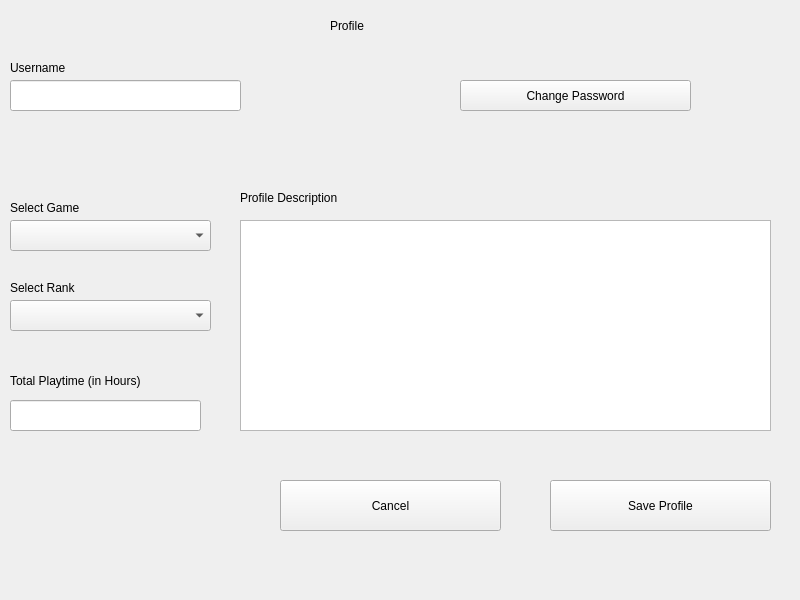
This is TeamFinder/userprofile.ui in TeamUp-Bummers/TeamFinder as Qt 5 draws it before an edit. The edited form follows.
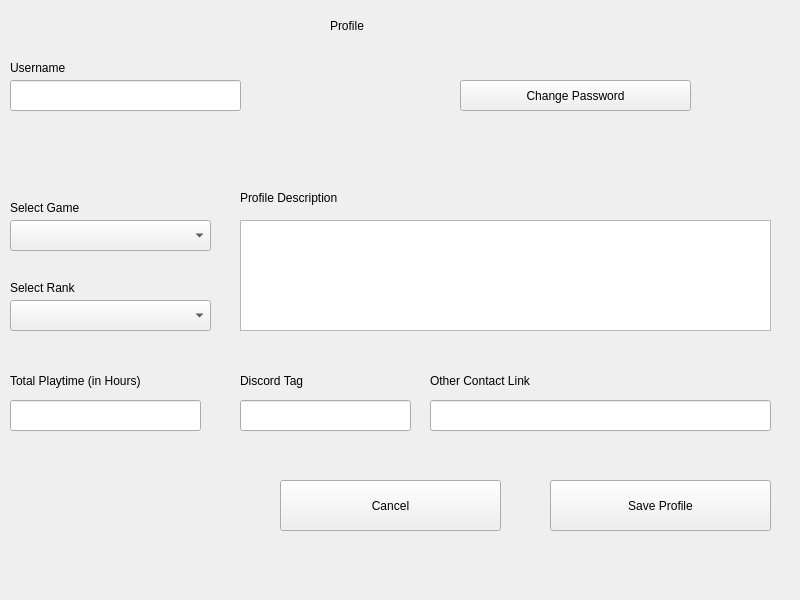
This is the edited form.

Commit message: Add Discord Tag and Email For Profile Data

```diff
--- a/TeamFinder/userprofile.ui
+++ b/TeamFinder/userprofile.ui
@@ -46,7 +46,7 @@
       <x>240</x>
       <y>220</y>
       <width>531</width>
-      <height>211</height>
+      <height>111</height>
      </rect>
     </property>
    </widget>
@@ -190,6 +190,52 @@
      <string/>
     </property>
    </widget>
+   <widget class="QLineEdit" name="discord_tag">
+    <property name="geometry">
+     <rect>
+      <x>240</x>
+      <y>400</y>
+      <width>171</width>
+      <height>31</height>
+     </rect>
+    </property>
+   </widget>
+   <widget class="QLabel" name="label_5">
+    <property name="geometry">
+     <rect>
+      <x>240</x>
+      <y>370</y>
+      <width>141</width>
+      <height>21</height>
+     </rect>
+    </property>
+    <property name="text">
+     <string>Discord Tag</string>
+    </property>
+   </widget>
+   <widget class="QLineEdit" name="contact_link">
+    <property name="geometry">
+     <rect>
+      <x>430</x>
+      <y>400</y>
+      <width>341</width>
+      <height>31</height>
+     </rect>
+    </property>
+   </widget>
+   <widget class="QLabel" name="label_6">
+    <property name="geometry">
+     <rect>
+      <x>430</x>
+      <y>370</y>
+      <width>141</width>
+      <height>21</height>
+     </rect>
+    </property>
+    <property name="text">
+     <string>Other Contact Link</string>
+    </property>
+   </widget>
   </widget>
   <widget class="QMenuBar" name="menubar">
    <property name="geometry">
```
The commit also changes 4 other files.
